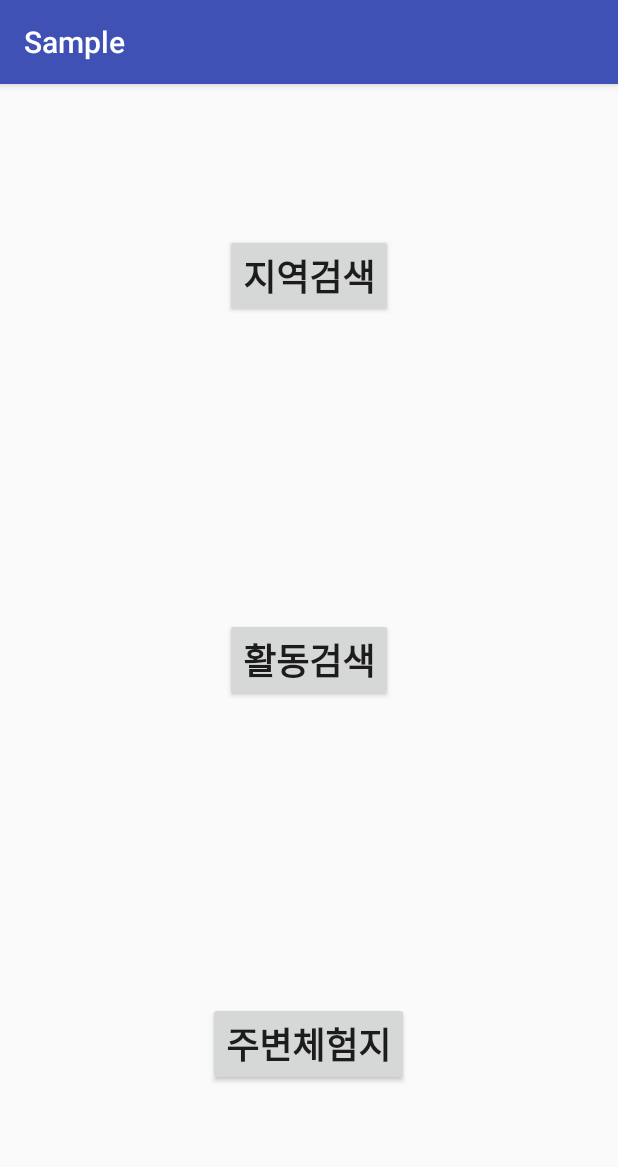
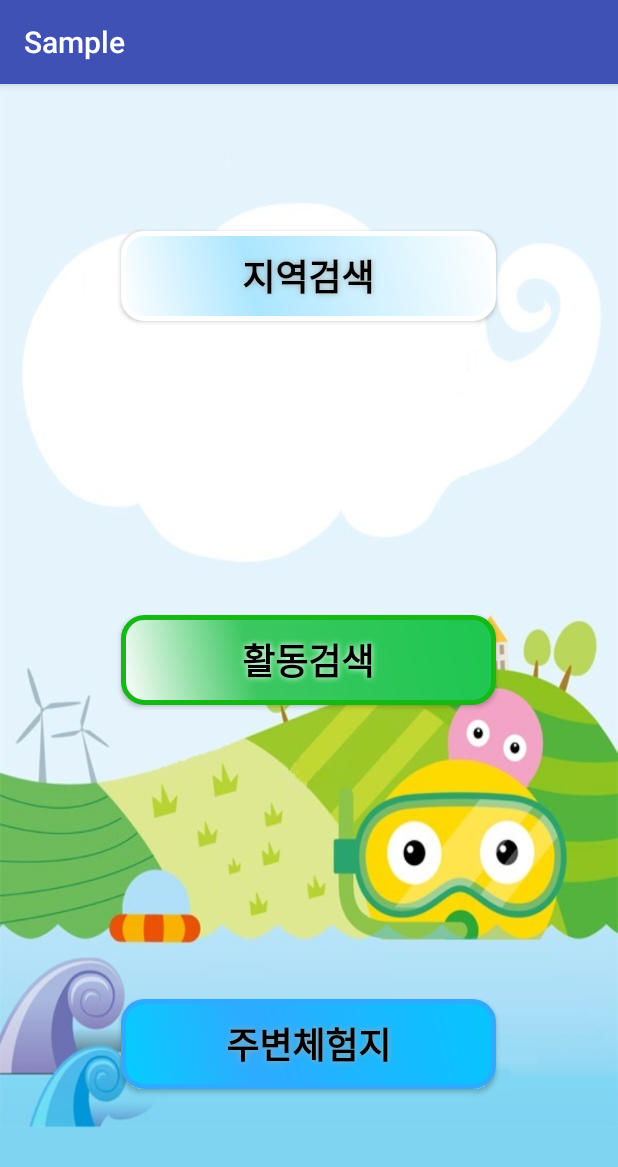
Before and after one commit to EonJungKim/Sample2, an Android app: the MenuActivity screen opened directly, with no data from a screen before it, on a phone screen of 412 x 824 dp. Shown: the top 1167 px of the screen. Run offline under Robolectric (Android 15) with nearby library versions, the phone set to English and light mode, and no system bars.

Commit message:
1. MenuActivity, ListViewActivity 글자색 변경 2. TownActivity Button onClickListener 구현완료 3. MarginActivity onMarkerClickListener 수정   (이전에는 Marker를 클릭하면 새로운 Dialog가 나타나면서 다음 화면으로 이동할지 여부를 묻고 이에 따라 화면 전환을 했으나, 수정 후에는 Marker를 한 번 클릭하면 Marker의 Title과 Snippet이 보이고, 두 번째 클릭하면 해당 마을의 이름을 TownActivity로 전달)

```diff
--- /dev/null
+++ b/app/src/main/res/drawable/button1.xml
@@ -0,0 +1,28 @@
+<?xml version="1.0" encoding="utf-8"?>
+<shape xmlns:android="http://schemas.android.com/apk/res/android" android:shape="rectangle" >
+    <corners
+        android:radius="14dp"
+        />
+    <gradient
+        android:angle="45"
+        android:centerX="35%"
+        android:centerColor="#ABE6FF"
+        android:startColor="#FFFFFF"
+        android:endColor="#FFFFFF"
+        android:type="linear"
+        />
+    <padding
+        android:left="0dp"
+        android:top="0dp"
+        android:right="0dp"
+        android:bottom="0dp"
+        />
+    <size
+        android:width="250dp"
+        android:height="60dp"
+        />
+    <stroke
+        android:width="3dp"
+        android:color="#FFFFFF"
+        />
+</shape>
--- /dev/null
+++ b/app/src/main/res/drawable/button2.xml
@@ -0,0 +1,28 @@
+<?xml version="1.0" encoding="utf-8"?>
+<shape xmlns:android="http://schemas.android.com/apk/res/android" android:shape="rectangle" >
+    <corners
+        android:radius="14dp"
+        />
+    <gradient
+        android:angle="45"
+        android:centerX="35%"
+        android:centerColor="#3CC761"
+        android:startColor="#FFFFFF"
+        android:endColor="#1CC74F"
+        android:type="linear"
+        />
+    <padding
+        android:left="0dp"
+        android:top="0dp"
+        android:right="0dp"
+        android:bottom="0dp"
+        />
+    <size
+        android:width="250dp"
+        android:height="60dp"
+        />
+    <stroke
+        android:width="3dp"
+        android:color="#16B816"
+        />
+</shape>
--- /dev/null
+++ b/app/src/main/res/drawable/button3.xml
@@ -0,0 +1,28 @@
+<?xml version="1.0" encoding="utf-8"?>
+<shape xmlns:android="http://schemas.android.com/apk/res/android" android:shape="rectangle" >
+    <corners
+        android:radius="14dp"
+        />
+    <gradient
+        android:angle="45"
+        android:centerX="35%"
+        android:centerColor="#2EABFF"
+        android:startColor="#05CDFF"
+        android:endColor="#05C5FF"
+        android:type="linear"
+        />
+    <padding
+        android:left="0dp"
+        android:top="0dp"
+        android:right="0dp"
+        android:bottom="0dp"
+        />
+    <size
+        android:width="250dp"
+        android:height="60dp"
+        />
+    <stroke
+        android:width="3dp"
+        android:color="#2EABFF"
+        />
+</shape>
--- a/app/src/main/res/layout/activity_menu.xml
+++ b/app/src/main/res/layout/activity_menu.xml
@@ -2,7 +2,8 @@
 <LinearLayout xmlns:android="http://schemas.android.com/apk/res/android"
     android:layout_width="match_parent"
     android:layout_height="match_parent"
-    android:orientation="vertical">
+    android:orientation="vertical"
+    android:background="@drawable/s_img2">
 
     <LinearLayout
         android:layout_width="match_parent"
@@ -17,7 +18,13 @@
             android:layout_height="wrap_content"
             android:text="지역검색"
             android:textSize="24dp"
-            android:textStyle="bold"/>
+            android:textStyle="bold"
+            android:textColor="#000000"
+            android:background="@drawable/button1"
+            android:shadowColor="#A8A8A8"
+            android:shadowDx="0"
+            android:shadowDy="0"
+            android:shadowRadius="5"/>
 
     </LinearLayout>
 
@@ -34,7 +41,13 @@
             android:layout_height="wrap_content"
             android:text="활동검색"
             android:textStyle="bold"
-            android:textSize="24dp"/>
+            android:textSize="24dp"
+            android:textColor="#000000"
+            android:background="@drawable/button2"
+            android:shadowColor="#FFFFFF"
+            android:shadowDx="0"
+            android:shadowDy="0"
+            android:shadowRadius="5"/>
 
     </LinearLayout>
 
@@ -51,7 +64,13 @@
             android:layout_height="wrap_content"
             android:text="주변체험지"
             android:textSize="24dp"
-            android:textStyle="bold"/>
+            android:textStyle="bold"
+            android:textColor="#000000"
+            android:background="@drawable/button3"
+            android:shadowColor="#A8A8A8"
+            android:shadowDx="0"
+            android:shadowDy="0"
+            android:shadowRadius="5"/>
 
     </LinearLayout>
 
--- a/app/src/main/res/layout/activity_town.xml
+++ b/app/src/main/res/layout/activity_town.xml
@@ -3,7 +3,8 @@
     xmlns:android="http://schemas.android.com/apk/res/android"
     android:layout_width="match_parent"
     android:layout_height="match_parent"
-    android:orientation="vertical">
+    android:orientation="vertical"
+    android:background="@drawable/s_img2">
 
     <ScrollView
         android:id="@+id/scrollView"
```
Also changed, not shown: app/src/main/java/com/example/user/sample/ListViewActivity.java (+18 -20 lines), app/src/main/java/com/example/user/sample/MarginActivity.java (+13 -39 lines), app/src/main/java/com/example/user/sample/TownActivity.java (+10 -2 lines), app/src/main/res/layout/activity_list_view.xml (+11 -5 lines), app/src/main/res/layout/spinner_item.xml (added, +10 -0 lines), app/src/main/res/layout/town_item.xml (+7 -17 lines), app/src/main/res/drawable-v24/s_img.jpg (deleted), app/src/main/res/drawable/s_img.jpg (added), app/src/main/res/drawable/s_img2.jpg (added), 1 other file.
